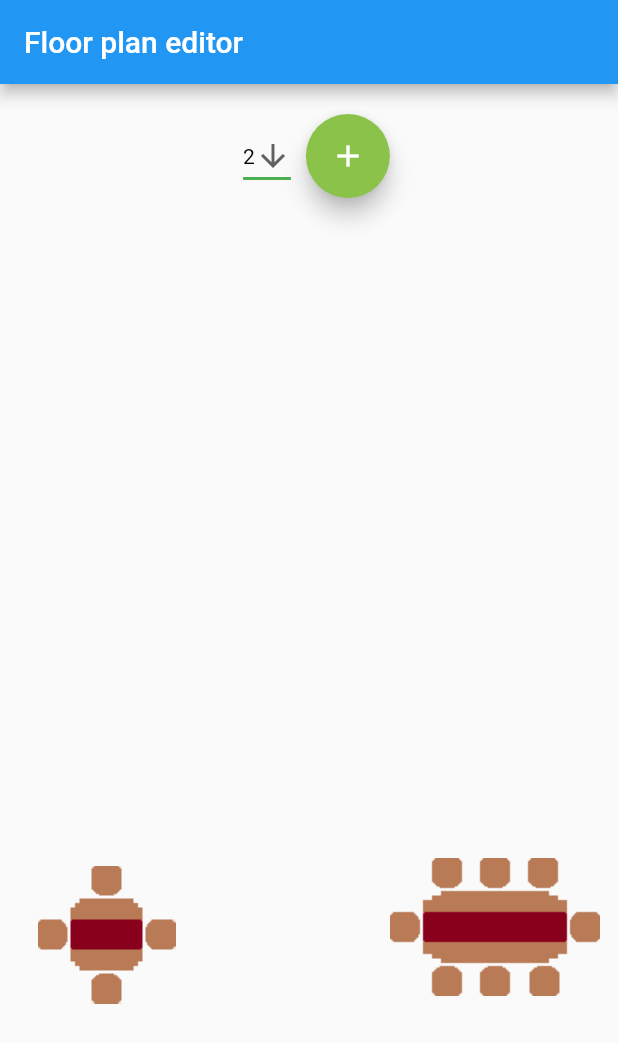
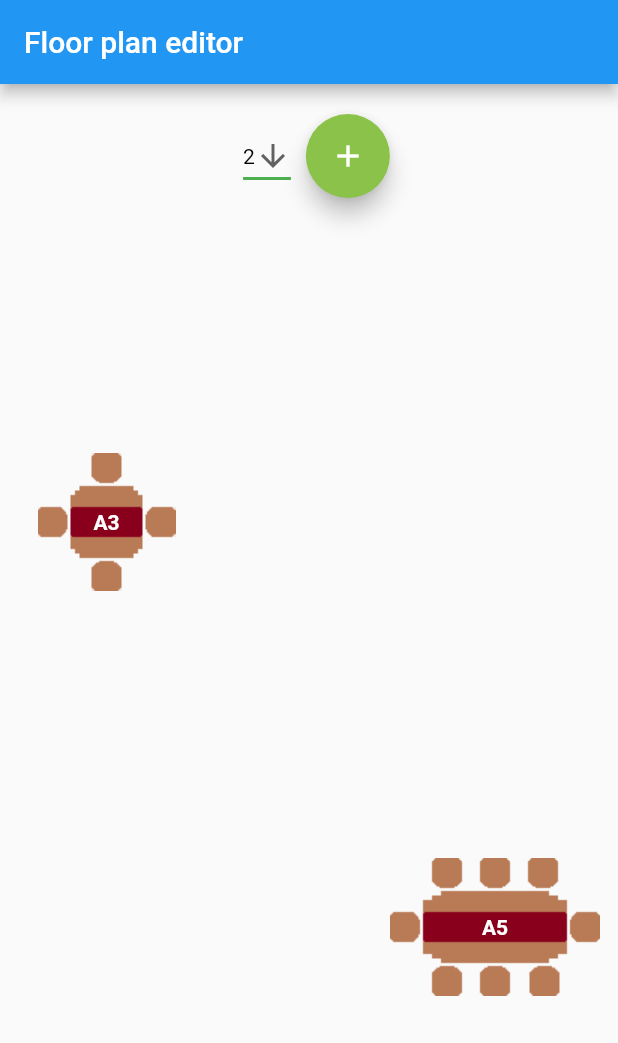
Before and after one commit to cristivasile/restaurant_management_app, a Flutter app: the screen it shows after launch, on a phone screen of 412 x 824 dp. Shown: the top 1043 px of the screen. Run offline on Flutter 3.47's test engine with Material 2 defaults, Android fonts, the phone set to English and light mode, and no system bars.

Commit message:
Created table model and related functions and services

```diff
--- /dev/null
+++ b/restaurant_management_app/lib/bin/entities/tableList.dart
@@ -0,0 +1,16 @@
+import 'package:restaurant_management_app/bin/models/table.dart';
+import 'package:restaurant_management_app/bin/services/tableService.dart';
+
+TableList? object;
+
+class TableList {
+  late List<Table> tables;
+  TableList._() {
+    tables = loadTables();
+  }
+
+  static TableList getTableList() {
+    object ??= TableList._();
+    return object ?? TableList._();
+  }
+}
--- /dev/null
+++ b/restaurant_management_app/lib/bin/models/table.dart
@@ -0,0 +1,11 @@
+class Table {
+  late String id;
+  late double xOffset, yOffset;
+  late int tableSize;
+
+  Table(
+      {required this.id,
+      required this.xOffset,
+      required this.yOffset,
+      required this.tableSize});
+}
--- /dev/null
+++ b/restaurant_management_app/lib/bin/services/tableService.dart
@@ -0,0 +1,71 @@
+// ignore: file_names
+import 'package:flutter/material.dart';
+import '../models/table.dart' as table_model;
+import '../widgets/tableWidget.dart';
+
+/// Returns a list of MovableTable from a list of tables
+///
+/// @param tables: a list of tables
+/// @param constraints: a MovableTable needs the BoxConstraints from where it is created
+List<MovableTable> getWidgetsFromTables(
+    List<table_model.Table> tables, BoxConstraints constraints) {
+  List<MovableTable> result = [];
+
+  for (table_model.Table table in tables) {
+    result.add(MovableTable(
+      constraints: constraints,
+      tableSize: table.tableSize,
+      position: Offset(table.xOffset, table.yOffset),
+      id: table.id,
+    ));
+  }
+
+  return result;
+}
+
+/// Returns a list of Table from a list of MovableTable widgets
+///
+///@param tableWidgets: list of widgets
+List<table_model.Table> getTablesFromTableWidgets(
+    List<MovableTable> tableWidgets) {
+  List<table_model.Table> tables = [];
+
+  for (MovableTable widget in tableWidgets) {
+    tables.add(table_model.Table(
+        id: widget.id,
+        xOffset: widget.position.dx,
+        yOffset: widget.position.dy,
+        tableSize: widget.tableSize));
+  }
+
+  return tables;
+}
+
+/// Loads a list of tables and returns it
+///
+List<table_model.Table> loadTables() {
+//TODO - load from disk or db
+  List<table_model.Table> result = [];
+
+  //TODO - delete placeholder table list
+  result.add(
+      table_model.Table(tableSize: 2, xOffset: 850, yOffset: 50, id: "A1"));
+  result.add(
+      table_model.Table(tableSize: 3, xOffset: 550, yOffset: 150, id: "A2"));
+  result.add(
+      table_model.Table(tableSize: 4, xOffset: 25, yOffset: 150, id: "A3"));
+  result.add(
+      table_model.Table(tableSize: 6, xOffset: 690, yOffset: 300, id: "A4"));
+  result.add(
+      table_model.Table(tableSize: 8, xOffset: 260, yOffset: 420, id: "A5"));
+
+  return result;
+}
+
+///Saves tables to disk
+///
+///@param tables: MovableTable widgets
+void saveTables(List<MovableTable> tables) {
+  List<table_model.Table> toSave = getTablesFromTableWidgets(tables);
+  //TODO - save somewhere
+}
--- a/restaurant_management_app/lib/bin/floorplan.dart
+++ b/restaurant_management_app/lib/bin/widgets/floorplan.dart
@@ -1,5 +1,7 @@
 import 'package:flutter/material.dart';
-import 'package:restaurant_management_app/bin/table.dart';
+import 'package:restaurant_management_app/bin/entities/tableList.dart';
+import 'package:restaurant_management_app/bin/services/tableService.dart';
+import 'package:restaurant_management_app/bin/widgets/tableWidget.dart';
 
 /// Floor plan builder
 class FloorPlan extends StatefulWidget {
@@ -63,7 +65,7 @@ class _FloorPlanState extends State<FloorPlan> {
                         onPressed: () => {addTable()},
                         child: const Icon(Icons.add),
                         backgroundColor: Colors.lightGreen,
-                      )
+                      ),
                     ],
                   ),
                 )
@@ -80,7 +82,8 @@ class _FloorPlanState extends State<FloorPlan> {
               if (firstBuild) {
                 // load tables from somewhere on first build
                 firstBuild = false;
-                _tables = loadTables();
+                _tables = getWidgetsFromTables(
+                    TableList.getTableList().tables, childConstraints);
               }
 
               return Stack(
@@ -100,41 +103,9 @@ class _FloorPlanState extends State<FloorPlan> {
       _tables.add(MovableTable(
           constraints: _tablesBoxConstraints,
           tableSize: int.parse(dropdownValue),
-          position: Offset.zero));
+          position: Offset.zero,
+          id: "A${_tables.length}"));
+      //TODO - generate or read ID
     });
   }
-
-  /// Loads data and generates table widgets to load into the table list
-  ///
-  List<MovableTable> loadTables() {
-    //TODO - Load from somewhere
-    List<MovableTable> result = [];
-
-    result.add(MovableTable(
-      constraints: _tablesBoxConstraints,
-      tableSize: 2,
-      position: const Offset(850, 50),
-    ));
-    result.add(MovableTable(
-      constraints: _tablesBoxConstraints,
-      tableSize: 3,
-      position: const Offset(550, 150),
-    ));
-    result.add(MovableTable(
-      constraints: _tablesBoxConstraints,
-      tableSize: 4,
-      position: const Offset(25, 425),
-    ));
-    result.add(MovableTable(
-      constraints: _tablesBoxConstraints,
-      tableSize: 6,
-      position: const Offset(690, 300),
-    ));
-    result.add(MovableTable(
-      constraints: _tablesBoxConstraints,
-      tableSize: 8,
-      position: const Offset(260, 420),
-    ));
-    return result;
-  }
 }
--- a/restaurant_management_app/lib/bin/table.dart
+++ b/restaurant_management_app/lib/bin/widgets/tableWidget.dart
@@ -1,3 +1,4 @@
+// ignore: file_names
 import 'package:flutter/material.dart';
 import 'package:restaurant_management_app/bin/constants.dart' as constants;
 
@@ -7,16 +8,20 @@ import 'package:restaurant_management_app/bin/constants.dart' as constants;
 class MovableTable extends StatefulWidget {
   final BoxConstraints constraints; //widget constraints received as parameter
   final String imagePath; //the corresponding table's image path
-  final int imageWidth; // width of the displayed image
+  final int _imageWidth; // width of the displayed image
   final int imageHeight; // height of the displayed image
-  final Offset position; // position relative to the top left corner of the container
-  MovableTable(
-      {Key? key,
-      required this.constraints,
-      required tableSize,
-      required this.position})
-      : imagePath = getImagePath(tableSize),
-        imageWidth = getImageSize(tableSize)[0],
+  final int tableSize;
+  late final String id;
+  final Offset
+      position; // position relative to the top left corner of the container
+  MovableTable({
+    Key? key,
+    required this.constraints,
+    required this.tableSize,
+    required this.position,
+    required this.id,
+  })  : imagePath = getImagePath(tableSize),
+        _imageWidth = getImageSize(tableSize)[0],
         imageHeight = getImageSize(tableSize)[1],
         super(key: key);
 
@@ -39,21 +44,32 @@ class _MovableTableState extends State<MovableTable> {
       left: _position.dx,
       top: _position.dy,
       child: Draggable(
-         // image displayed under the mouse while dragging
+        // image displayed under the mouse while dragging
         feedback: Image(
             image: AssetImage(widget.imagePath + ".png"),
-            width: widget.imageWidth.toDouble(),
+            width: widget._imageWidth.toDouble(),
             height: widget.imageHeight.toDouble()),
         // image displayed normally
-        child: Image(
-            image: AssetImage(widget.imagePath + ".png"),
-            width: widget.imageWidth.toDouble(),
-            height: widget.imageHeight.toDouble()),
+        child: Stack(
+          alignment: Alignment.center,
+          children: <Widget>[
+            Image(
+              image: AssetImage(widget.imagePath + ".png"),
+              width: widget._imageWidth.toDouble(),
+              height: widget.imageHeight.toDouble(),
+            ),
+            Text(
+              widget.id,
+              style: const TextStyle(
+                  color: Colors.white, fontWeight: FontWeight.bold),
+            ),
+          ],
+        ),
         //image displayed at the table position while moving it
         childWhenDragging: Image(
             image:
                 AssetImage(widget.imagePath + constants.feedbackPath + ".png"),
-            width: widget.imageWidth.toDouble(),
+            width: widget._imageWidth.toDouble(),
             height: widget.imageHeight.toDouble()),
         onDragEnd: (DraggableDetails details) {
           setState(() {
@@ -63,11 +79,14 @@ class _MovableTableState extends State<MovableTable> {
             // => without this the item would be placed too low because of the app bar
 
             //check if the position is inside the container
-            if (details.offset.dx + widget.imageWidth < MediaQuery.of(context).size.width &&
-            details.offset.dx > 0 && details.offset.dy > 0 + adjustment &&
-            details.offset.dy + widget.imageHeight < MediaQuery.of(context).size.height) {
-              _position = Offset(details.offset.dx,
-                details.offset.dy - adjustment);
+            if (details.offset.dx + widget._imageWidth <
+                    MediaQuery.of(context).size.width &&
+                details.offset.dx > 0 &&
+                details.offset.dy > 0 + adjustment &&
+                details.offset.dy + widget.imageHeight <
+                    MediaQuery.of(context).size.height) {
+              _position =
+                  Offset(details.offset.dx, details.offset.dy - adjustment);
             }
           });
         },
--- a/restaurant_management_app/lib/main.dart
+++ b/restaurant_management_app/lib/main.dart
@@ -1,5 +1,5 @@
 import 'package:flutter/material.dart';
-import 'package:restaurant_management_app/bin/floorplan.dart';
+import 'package:restaurant_management_app/bin/widgets/floorplan.dart';
 
 void main() {
   runApp(const MyApp());
```
